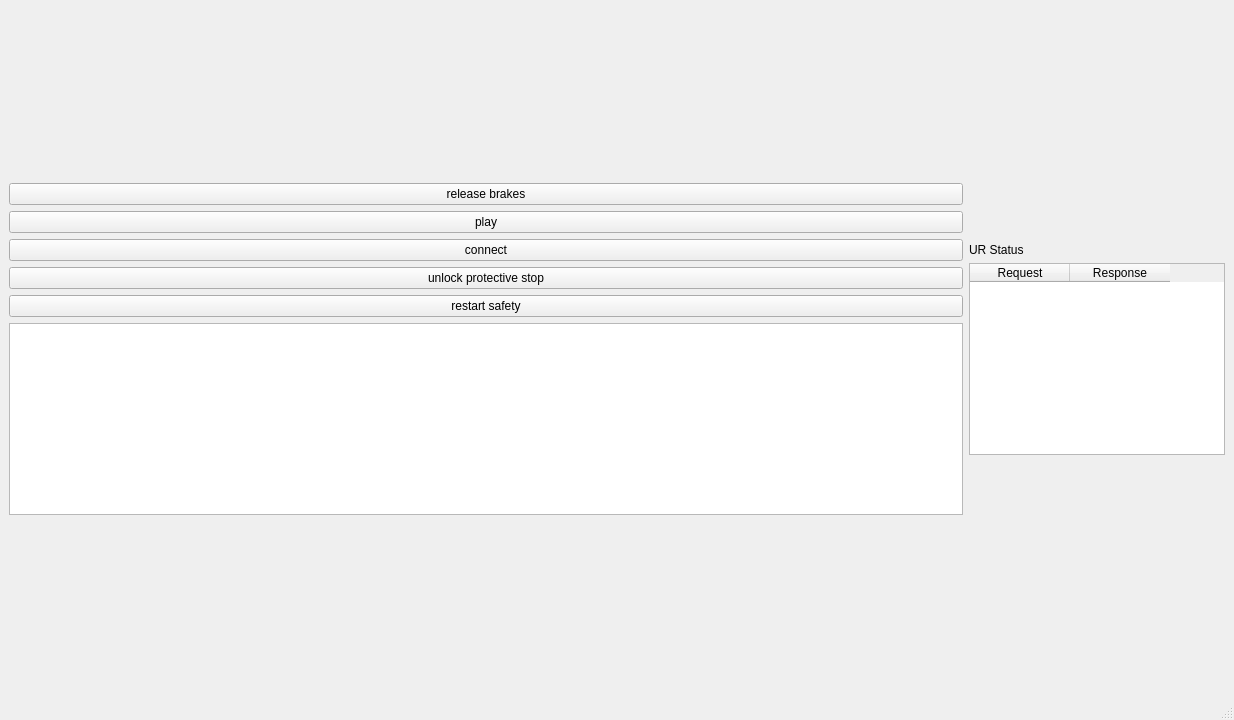
The window that ui/drt_ur.ui (NASA-JSC-Robotics/drt_ur_gui) describes before a commit, drawn with Qt 5.
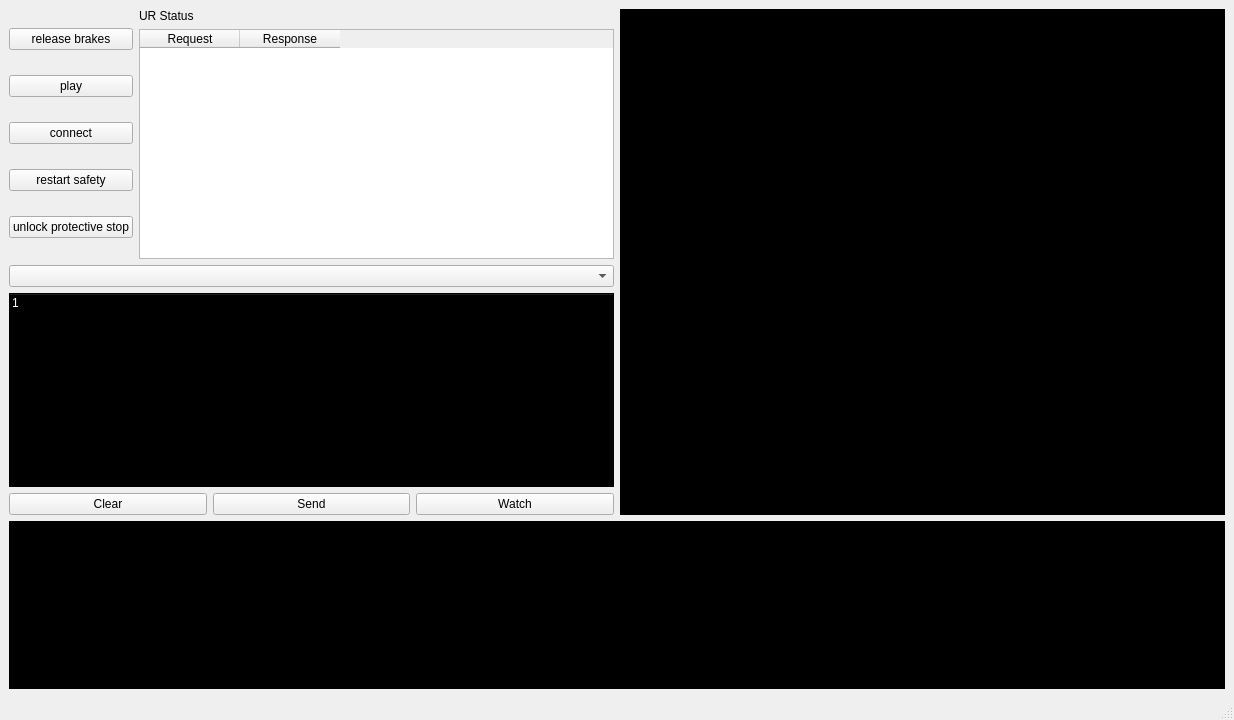
The same window after the commit.

The edit to the form file:
```diff
--- a/ui/drt_ur.ui
+++ b/ui/drt_ur.ui
@@ -14,22 +14,17 @@
    <string>MainWindow</string>
   </property>
   <widget class="QWidget" name="centralwidget">
-   <layout class="QHBoxLayout" name="horizontalLayout">
+   <layout class="QGridLayout" name="gridLayout">
+    <item row="0" column="0">
+     <layout class="QVBoxLayout" name="verticalLayout_5" stretch="3,1">
     <item>
-     <layout class="QVBoxLayout" name="verticalLayout">
+       <layout class="QHBoxLayout" name="horizontalLayout_3">
       <item>
-       <spacer name="verticalSpacer">
-        <property name="orientation">
-         <enum>Qt::Vertical</enum>
-        </property>
-        <property name="sizeHint" stdset="0">
-         <size>
-          <width>20</width>
-          <height>40</height>
-         </size>
-        </property>
-       </spacer>
-      </item>
+         <layout class="QVBoxLayout" name="verticalLayout_4">
+          <item>
+           <layout class="QHBoxLayout" name="horizontalLayout_2">
+            <item>
+             <layout class="QVBoxLayout" name="verticalLayout_2">
       <item>
        <widget class="QPushButton" name="b_brakeRelease">
         <property name="text">
@@ -51,13 +46,6 @@
         </property>
        </widget>
       </item>
-      <item>
-       <widget class="QPushButton" name="b_unlockPStop">
-        <property name="text">
-         <string>unlock protective stop</string>
-        </property>
-       </widget>
-      </item>
       <item>
        <widget class="QPushButton" name="b_restartSafety">
         <property name="text">
@@ -66,42 +54,19 @@
        </widget>
       </item>
       <item>
-       <widget class="QPlainTextEdit" name="textEditor">
-        <property name="ReadOnly">
-         <bool>true</bool>
+               <widget class="QPushButton" name="b_unlockPStop">
+                <property name="toolTip">
+                 <string>&lt;html&gt;&lt;head/&gt;&lt;body&gt;&lt;p&gt;Sends /dashboard_client/unlock_protective_stop service request&lt;/p&gt;&lt;p&gt;- Unlocks the protective stop on the UR. Does nothing if there is not an active protective stop on the UR&lt;/p&gt;&lt;p&gt;- Type: std_srvs/srv/Trigger&lt;/p&gt;&lt;/body&gt;&lt;/html&gt;</string>
+                </property>
+                <property name="text">
+                 <string>unlock protective stop</string>
         </property>
        </widget>
       </item>
-      <item>
-       <spacer name="verticalSpacer_2">
-        <property name="orientation">
-         <enum>Qt::Vertical</enum>
-        </property>
-        <property name="sizeHint" stdset="0">
-         <size>
-          <width>20</width>
-          <height>40</height>
-         </size>
-        </property>
-       </spacer>
-      </item>
      </layout>
     </item>
     <item>
-     <layout class="QVBoxLayout" name="verticalLayout_2">
-      <item>
-       <spacer name="verticalSpacer_3">
-        <property name="orientation">
-         <enum>Qt::Vertical</enum>
-        </property>
-        <property name="sizeHint" stdset="0">
-         <size>
-          <width>20</width>
-          <height>40</height>
-         </size>
-        </property>
-       </spacer>
-      </item>
+             <layout class="QVBoxLayout" name="verticalLayout_3">
       <item>
        <widget class="QLabel" name="label">
         <property name="text">
@@ -110,13 +75,28 @@
        </widget>
       </item>
       <item>
-       <widget class="QTableWidget" name="tableWidget">
+               <widget class="QTableWidget" name="watchTable">
         <property name="sizePolicy">
-         <sizepolicy hsizetype="Minimum" vsizetype="Minimum">
+                 <sizepolicy hsizetype="Expanding" vsizetype="Expanding">
           <horstretch>0</horstretch>
           <verstretch>0</verstretch>
          </sizepolicy>
         </property>
+                <property name="minimumSize">
+                 <size>
+                  <width>200</width>
+                  <height>0</height>
+                 </size>
+                </property>
+                <property name="toolTip">
+                 <string>&lt;html&gt;&lt;head/&gt;&lt;body&gt;&lt;p&gt;Status table&lt;/p&gt;&lt;p&gt;UR status is intermittently polled and displayed here&lt;/p&gt;&lt;/body&gt;&lt;/html&gt;</string>
+                </property>
+                <property name="verticalScrollBarPolicy">
+                 <enum>Qt::ScrollBarAsNeeded</enum>
+                </property>
+                <property name="sizeAdjustPolicy">
+                 <enum>QAbstractScrollArea::AdjustIgnored</enum>
+                </property>
         <property name="editTriggers">
          <set>QAbstractItemView::NoEditTriggers</set>
         </property>
@@ -147,18 +127,156 @@
         </column>
        </widget>
       </item>
+             </layout>
+            </item>
+           </layout>
+          </item>
       <item>
-       <spacer name="verticalSpacer_4">
-        <property name="orientation">
-         <enum>Qt::Vertical</enum>
-        </property>
-        <property name="sizeHint" stdset="0">
+           <layout class="QVBoxLayout" name="verticalLayout">
+            <item>
+             <widget class="QComboBox" name="serviceSelector">
+              <property name="toolTip">
+               <string>&lt;html&gt;&lt;head/&gt;&lt;body&gt;&lt;p&gt;Service selector.&lt;/p&gt;&lt;p&gt;Use the drop down to select a service. Services that require aditional input will be filled out in the service request tree below.&lt;/p&gt;&lt;/body&gt;&lt;/html&gt;</string>
+              </property>
+             </widget>
+            </item>
+            <item>
+             <widget class="QTreeWidget" name="serviceTree">
+              <property name="styleSheet">
+               <string notr="true">background-color: rgb(0, 0, 0);
+color: rgb(255, 255, 255);
+font: 10pt "Monospace";</string>
+              </property>
+              <property name="headerHidden">
+               <bool>false</bool>
+              </property>
+              <column>
+               <property name="text">
+                <string notr="true">1</string>
+               </property>
+              </column>
+             </widget>
+            </item>
+            <item>
+             <layout class="QHBoxLayout" name="horizontalLayout">
+              <item>
+               <widget class="QPushButton" name="b_clearService">
+                <property name="enabled">
+                 <bool>true</bool>
+                </property>
+                <property name="toolTip">
+                 <string>&lt;html&gt;&lt;head/&gt;&lt;body&gt;&lt;p&gt;Clear the selected service message request fields &lt;/p&gt;&lt;/body&gt;&lt;/html&gt;</string>
+                </property>
+                <property name="whatsThis">
+                 <string />
+                </property>
+                <property name="accessibleDescription">
+                 <string />
+                </property>
+                <property name="text">
+                 <string>Clear</string>
+                </property>
+                <property name="checkable">
+                 <bool>false</bool>
+                </property>
+                <property name="checked">
+                 <bool>false</bool>
+                </property>
+                <property name="default">
+                 <bool>false</bool>
+                </property>
+                <property name="flat">
+                 <bool>false</bool>
+                </property>
+               </widget>
+              </item>
+              <item>
+               <widget class="QPushButton" name="b_send">
+                <property name="toolTip">
+                 <string>&lt;html&gt;&lt;head/&gt;&lt;body&gt;&lt;p&gt;Send the selected service request with fields as shown in the service request tree above&lt;/p&gt;&lt;/body&gt;&lt;/html&gt;</string>
+                </property>
+                <property name="text">
+                 <string>Send</string>
+                </property>
+               </widget>
+              </item>
+              <item>
+               <widget class="QPushButton" name="b_watch">
+                <property name="toolTip">
+                 <string>&lt;html&gt;&lt;head/&gt;&lt;body&gt;&lt;p&gt;Add the service request with fields to the status table for automated requesting and display&lt;/p&gt;&lt;p&gt;NOT YET IMPLEMENTED&lt;/p&gt;&lt;/body&gt;&lt;/html&gt;</string>
+                </property>
+                <property name="text">
+                 <string>Watch</string>
+                </property>
+               </widget>
+              </item>
+             </layout>
+            </item>
+           </layout>
+          </item>
+         </layout>
+        </item>
+        <item>
+         <widget class="QPlainTextEdit" name="serviceMonitor">
+          <property name="sizePolicy">
+           <sizepolicy hsizetype="Expanding" vsizetype="Expanding">
+            <horstretch>0</horstretch>
+            <verstretch>0</verstretch>
+           </sizepolicy>
+          </property>
+          <property name="minimumSize">
          <size>
-          <width>20</width>
-          <height>40</height>
-         </size>
-        </property>
-       </spacer>
+            <width>200</width>
+            <height>0</height>
+           </size>
+          </property>
+          <property name="toolTip">
+           <string>&lt;html&gt;&lt;head/&gt;&lt;body&gt;&lt;p&gt;The service montior. Displays timestamped service requests and responses as they are made or recieved&lt;/p&gt;&lt;/body&gt;&lt;/html&gt;</string>
+          </property>
+          <property name="styleSheet">
+           <string notr="true">background-color: rgb(0, 0, 0);
+font: 10pt "Monospace";
+color: rgb(255, 255, 255);</string>
+          </property>
+          <property name="readOnly">
+           <bool>true</bool>
+          </property>
+          <property name="ReadOnly" stdset="0">
+           <bool>true</bool>
+          </property>
+         </widget>
+        </item>
+       </layout>
+      </item>
+      <item>
+       <widget class="QPlainTextEdit" name="rosoutViewer">
+        <property name="sizePolicy">
+         <sizepolicy hsizetype="Expanding" vsizetype="Expanding">
+          <horstretch>0</horstretch>
+          <verstretch>0</verstretch>
+         </sizepolicy>
+        </property>
+        <property name="minimumSize">
+         <size>
+          <width>200</width>
+          <height>0</height>
+         </size>
+        </property>
+        <property name="toolTip">
+         <string>&lt;html&gt;&lt;head/&gt;&lt;body&gt;&lt;p&gt;rosout Monitor&lt;/p&gt;&lt;p&gt;The rosout stream is continuously monitored and filtered for messages of interest which are displayed here&lt;/p&gt;&lt;p&gt;NOT YET IMPLEMENTED &lt;/p&gt;&lt;/body&gt;&lt;/html&gt;</string>
+        </property>
+        <property name="styleSheet">
+         <string notr="true">background-color: rgb(0, 0, 0);
+color: rgb(255, 255, 255);
+font: 10pt "Monospace";</string>
+        </property>
+        <property name="readOnly">
+         <bool>true</bool>
+        </property>
+        <property name="ReadOnly" stdset="0">
+         <bool>true</bool>
+        </property>
+       </widget>
       </item>
      </layout>
     </item>
```
Left out of the diff: 20 changed lines with no effect on the pictures. Lines whose indentation alone changed are shown as unchanged.
